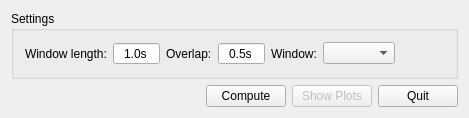
Old version of the form src/plugins/Spectral/SIWidget.ui in the repository HIP-infrastructure/anywave-code.
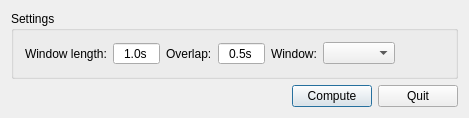
New version of the form. Icons and pictures are not drawn.

Patch:
```diff
--- a/src/plugins/Spectral/SIWidget.ui
+++ b/src/plugins/Spectral/SIWidget.ui
@@ -1,7 +1,7 @@
 <?xml version="1.0" encoding="UTF-8"?>
 <ui version="4.0">
  <class>SIWidgetUi</class>
- <widget class="QWidget" name="SIWidgetUi">
+ <widget class="QDialog" name="SIWidgetUi">
   <property name="geometry">
    <rect>
     <x>0</x>
@@ -145,16 +145,6 @@
        </property>
       </widget>
      </item>
-     <item>
-      <widget class="QPushButton" name="buttonShowPlots">
-       <property name="enabled">
-        <bool>false</bool>
-       </property>
-       <property name="text">
-        <string>Show Plots</string>
-       </property>
-      </widget>
-     </item>
      <item>
       <widget class="QPushButton" name="buttonQuit">
        <property name="text">
```
Left out of the diff: 35 changed lines with no effect on the pictures.
